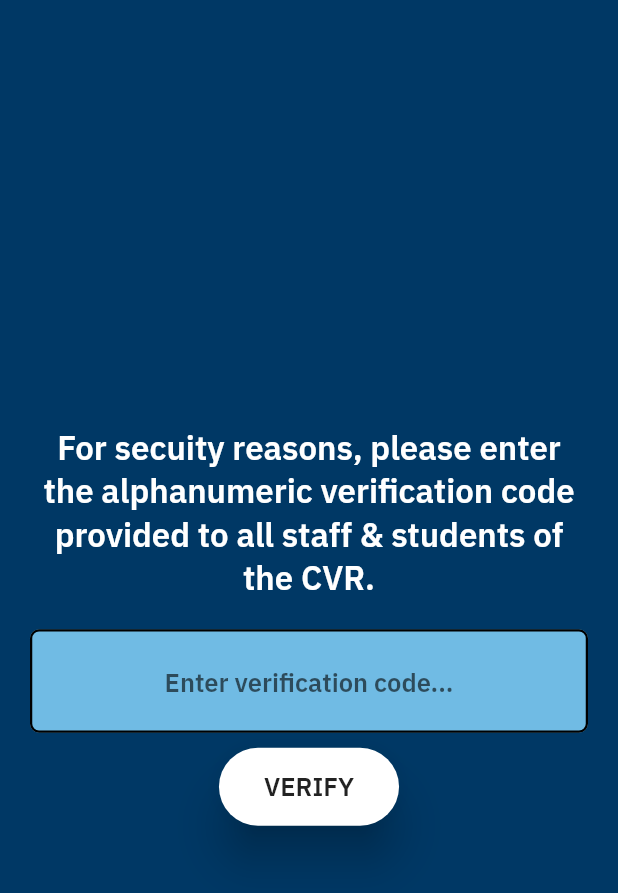
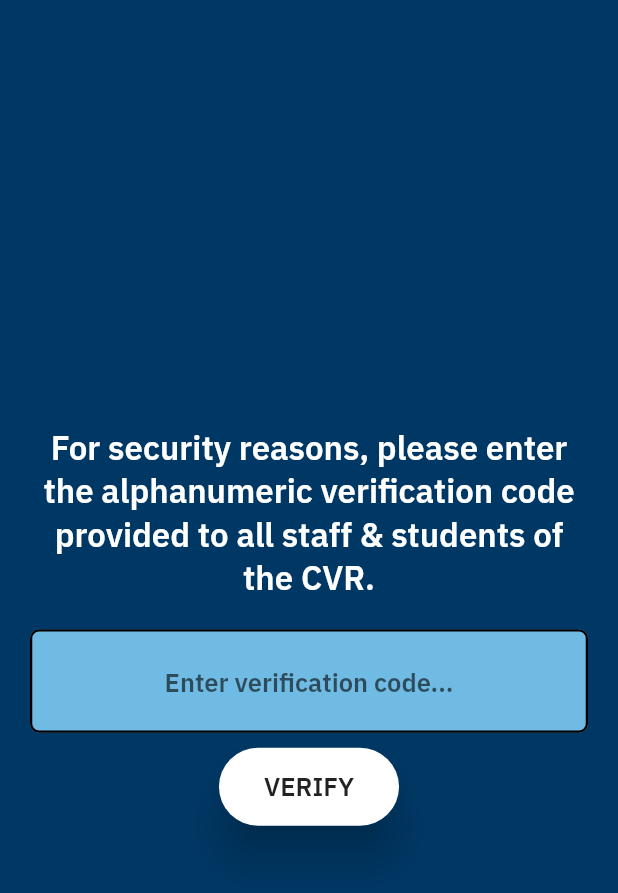
Before and after one commit to abpalmarini/CVR-App, a Flutter app: the screen it shows after launch, on a phone screen of 412 x 824 dp. Shown: the top 893 px of the screen. Run offline on Flutter 3.47's test engine with Material 2 defaults, Android fonts, the phone set to English and light mode, and no system bars; our stand-ins replace cloud_firestore, flutter_spinkit, shared_preferences; accounts and stored records are empty.

Commit message:
Fixed typo

```diff
--- a/lib/screens/verification_screen.dart
+++ b/lib/screens/verification_screen.dart
@@ -65,7 +65,7 @@ class _VerificationScreenState extends State<VerificationScreen> {
             Padding(
               padding: EdgeInsets.symmetric(horizontal: 20, vertical: 10),
               child: Text(
-                'For secuity reasons, please enter the alphanumeric verification code provided to all staff & students of the CVR.',
+                'For security reasons, please enter the alphanumeric verification code provided to all staff & students of the CVR.',
                 textAlign: TextAlign.center,
                 style: TextStyle(
                   color: Colors.white,
--- a/pubspec.yaml
+++ b/pubspec.yaml
@@ -1,7 +1,7 @@
 name: cvr
 description: A new Flutter application.
 
-version: 1.0.6+7
+version: 1.0.7+8
 
 environment:
   sdk: ">=2.1.0 <3.0.0"
```
